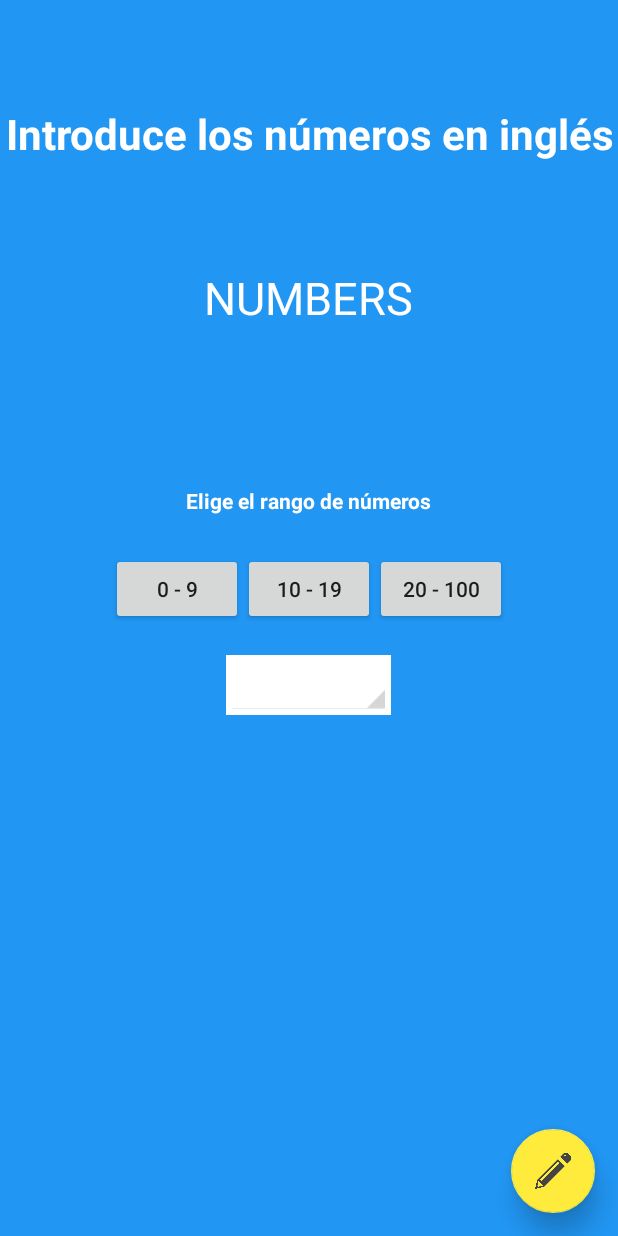
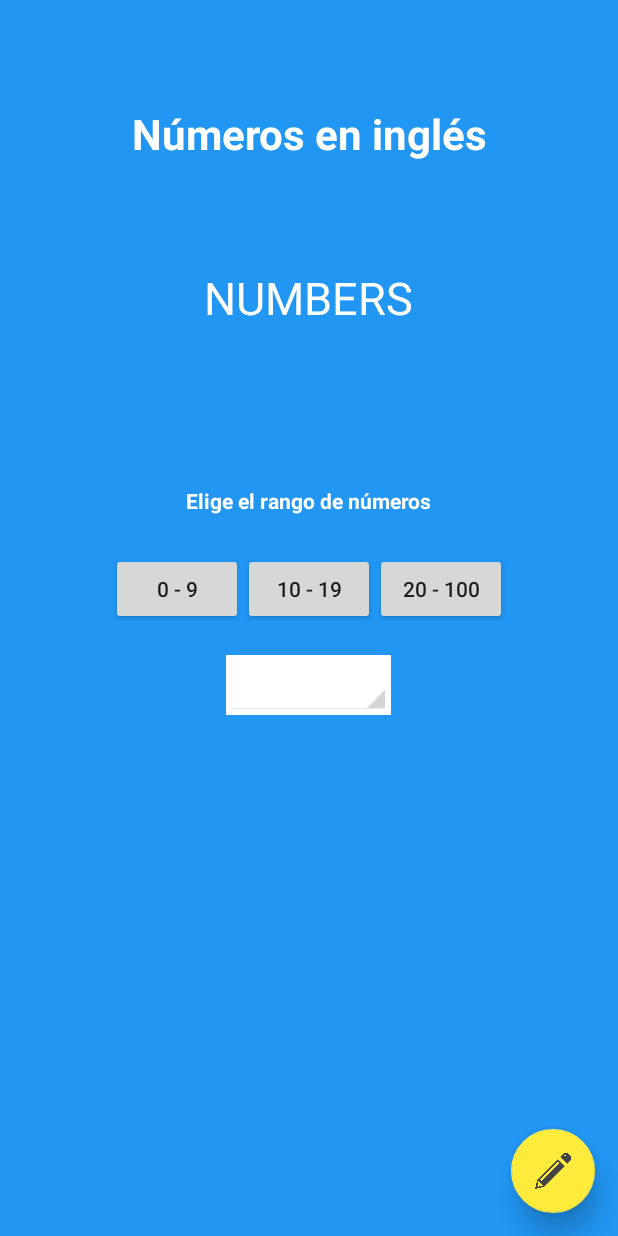
Before and after one commit to gasparpd/Android, an Android app: the ActivityNumeros screen opened directly, with no data from a screen before it, on a phone screen of 412 x 824 dp. Run offline under Robolectric (Android 15) with nearby library versions, the phone set to English and light mode, and no system bars.

Commit message:
Modificado el título

```diff
--- a/AppAprendiendoIdiomas/app/src/main/res/layout/activity_numeros.xml
+++ b/AppAprendiendoIdiomas/app/src/main/res/layout/activity_numeros.xml
@@ -14,7 +14,7 @@
         android:layout_height="wrap_content"
         android:layout_gravity="center"
         android:layout_marginTop="70dp"
-        android:text="@string/tv_num_ingl"
+        android:text="@string/apr_num_tvtittle"
         android:textAlignment="center"
         android:textColor="@color/text_color"
         android:textSize="28sp"
--- a/AppAprendiendoIdiomas/app/src/main/res/values/strings.xml
+++ b/AppAprendiendoIdiomas/app/src/main/res/values/strings.xml
@@ -30,4 +30,5 @@
     <string name="pract_objetos_btn_validar">Validar</string>
     <string name="pract_objetos_txthint_name">Name</string>
     <string name="pract_objetos_btn_cambiar_objeto">Cambiar Objeto</string>
+    <string name="apr_num_tvtittle">Números en inglés</string>
 </resources>
```
